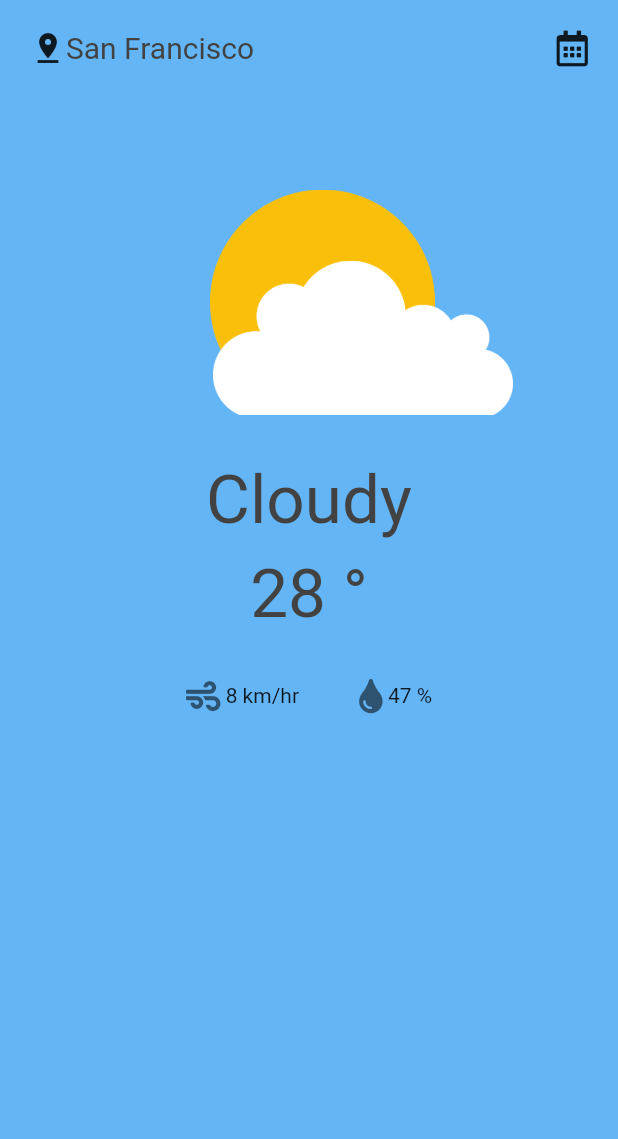
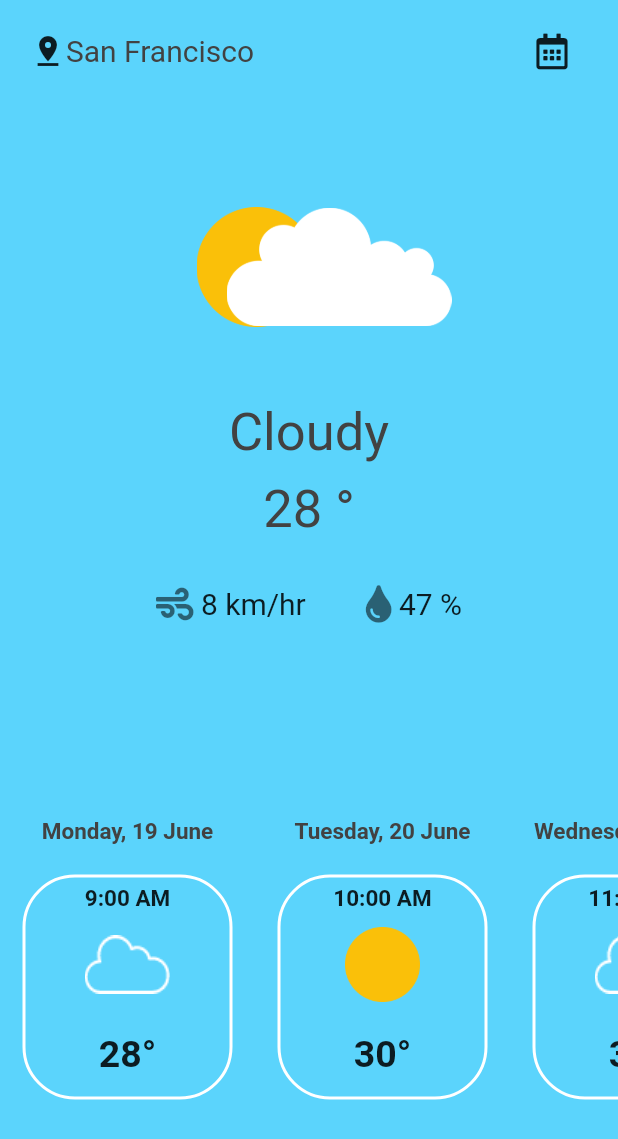
Before and after one commit to Moutasim02/weathr, a Flutter app: the screen it shows after launch, on a phone screen of 412 x 824 dp. Shown: the top 1139 px of the screen. Run offline on Flutter 3.47's test engine with Material 2 defaults, Android fonts, the phone set to English and light mode, and no system bars; our stand-ins replace font_awesome_flutter, page_transition.

Commit message:
New screen + bottom listview added

```diff
--- a/lib/main.dart
+++ b/lib/main.dart
@@ -1,5 +1,6 @@
 import 'package:flutter/material.dart';
 import 'package:weathr/screens/home.dart';
+import 'package:weathr/screens/weather_details.dart';
 
 void main() => runApp(const MyApp());
 
--- a/lib/screens/home.dart
+++ b/lib/screens/home.dart
@@ -1,6 +1,12 @@
+import 'package:flutter/cupertino.dart';
 import 'package:flutter/material.dart';
-import 'package:weathr/widgets/cloudy.dart';
 import 'package:font_awesome_flutter/font_awesome_flutter.dart';
+import 'package:page_transition/page_transition.dart';
+import 'package:weathr/screens/weather_details.dart';
+import 'package:weathr/widgets/slide_tile.dart';
+import 'package:weathr/widgets/weather_central.dart';
+
+import '../constant.dart';
 
 class Home extends StatefulWidget {
   static String id = 'home';
@@ -14,22 +20,23 @@ class _HomeState extends State<Home> {
   @override
   Widget build(BuildContext context) {
     return Scaffold(
-      backgroundColor: Colors.blue[300],
+      backgroundColor: const Color(0xff5BD4FC),
       body: SafeArea(
-        child: Padding(
-          padding: const EdgeInsets.all(20.0),
+        child: SingleChildScrollView(
+          physics: const NeverScrollableScrollPhysics(),
           child: Column(
+            mainAxisAlignment: MainAxisAlignment.center,
             crossAxisAlignment: CrossAxisAlignment.center,
             children: <Widget>[
-              Row(
+              Padding(
+                padding: const EdgeInsets.symmetric(
+                  horizontal: 20.0,
+                  vertical: 10,
+                ),
+                child: Row(
                   children: [
-                  Column(
-                    crossAxisAlignment: CrossAxisAlignment.center,
-                    children: const [
-                      Icon(
+                    const Icon(
                       Icons.pin_drop,
-                      ),
-                    ],
                     ),
                     Text(
                       'San Francisco',
@@ -39,66 +46,57 @@ class _HomeState extends State<Home> {
                       ),
                     ),
                     const Spacer(),
-                  const FaIcon(
+                    IconButton(
+                      splashColor: Colors.indigoAccent,
+                      icon: const FaIcon(
                         FontAwesomeIcons.calendarAlt,
+                      ),
+                      onPressed: () {
+                        weatherDetailsCityName = 'San Fransisco';
+                        Navigator.push(
+                          context,
+                          PageTransition(
+                            type: PageTransitionType.rightToLeft,
+                            child: const WeatherDetails(),
+                          ),
+                        );
+                      },
                     ),
                   ],
                 ),
-              SizedBox(height: MediaQuery.of(context).size.height * 0.1),
-              const Center(child: CloudyIconWidget()),
+              ),
+              const SizedBox(height: 70),
+              const WeatherCentral(),
               const SizedBox(
-                height: 30,
-              ),
-              Column(
-                children: [
-                  Text(
-                    'Cloudy',
-                    style: TextStyle(
-                      color: Colors.grey[800],
-                      fontSize: 45,
-                    ),
-                  ),
-                  const SizedBox(
-                    height: 10,
-                  ),
-                  Text(
-                    '28 °',
-                    style: TextStyle(
-                      color: Colors.grey[800],
-                      fontSize: 45,
-                    ),
-                  ),
-                  const SizedBox(
-                    height: 30,
-                  ),
-                  Row(
-                    mainAxisAlignment: MainAxisAlignment.center,
-                    children: const [
-                      FaIcon(
-                        FontAwesomeIcons.wind,
-                        color: Colors.black54,
-                        size: 23,
-                      ),
-                      Text(
-                        ' 8 km/hr',
-                        style: TextStyle(),
+                height: 130,
               ),
               SizedBox(
-                        width: 40,
+                height: 300,
+                child: ListView(
+                  scrollDirection: Axis.horizontal,
+                  physics: const BouncingScrollPhysics(),
+                  children: [
+                    SlideTile(
+                      dayAndDate: 'Monday, 19 June',
+                      time: '9:00 AM',
+                      temp: 28,
+                      weatherCode: 800,
                     ),
-                      FaIcon(
-                        FontAwesomeIcons.tint,
-                        color: Colors.black54,
-                        size: 23,
+                    SlideTile(
+                      dayAndDate: 'Tuesday, 20 June',
+                      time: '10:00 AM',
+                      temp: 30,
+                      weatherCode: 100,
                     ),
-                      Text(
-                        ' 47 %',
-                        style: TextStyle(),
+                    SlideTile(
+                      dayAndDate: 'Wednesday, 21 June',
+                      time: '11:00 AM',
+                      temp: 35,
+                      weatherCode: 800,
                     ),
                   ],
+                ),
               )
-                ],
-              ),
             ],
           ),
         ),
--- a/lib/widgets/cloudy.dart
+++ b/lib/widgets/cloudy_icon_widget.dart
@@ -8,25 +8,25 @@ class CloudyIconWidget extends StatelessWidget {
       // width: MediaQuery.of(context).size.width * 0.8,
       // height: MediaQuery.of(context).size.height * 0.25,
       /// to ensure proper size, for now
-      width: 400,
-      height: 150,
+      width: 370,
+      height: 120,
       child: Stack(
         children: [
           Positioned(
             child: SizedBox(
               child: Image.asset('assets/sun.png'),
-              height: 150,
-              width: 150,
+              height: 80,
+              width: 80,
             ),
-            left: 120,
+            left: 110,
           ),
           Positioned(
             child: SizedBox(
               child: Image.asset('assets/cloud.png'),
-              height: 200,
-              width: 200,
+              height: 80,
+              width: 150,
             ),
-            right: 50,
+            right: 90,
           )
         ],
       ),
--- /dev/null
+++ b/lib/widgets/slide_tile.dart
@@ -0,0 +1,126 @@
+import 'dart:ui';
+
+import 'package:flutter/cupertino.dart';
+import 'package:flutter/material.dart';
+import 'package:flutter/painting.dart';
+
+// main tile, accommodates the day and date on top
+
+class SlideTile extends StatelessWidget {
+  SlideTile({
+    Key? key,
+    required this.dayAndDate,
+    required this.time,
+    required this.temp,
+    required this.weatherCode,
+  }) : super(key: key);
+
+  String dayAndDate;
+  String time;
+  int weatherCode;
+  int temp;
+
+  String processWeatherType(int weatherCode) {
+    if (weatherCode == 700) {
+      return 'assets/rainy.png';
+    } else if (weatherCode == 800) {
+      return 'assets/cloud_outline.png';
+    } else {
+      return 'assets/sun.png';
+    }
+  }
+
+  @override
+  Widget build(BuildContext context) {
+    return Padding(
+      padding: const EdgeInsets.symmetric(horizontal: 15.0),
+      child: SizedBox(
+        height: 180,
+        child: Column(
+          children: [
+            Text(
+              dayAndDate,
+              style: TextStyle(
+                fontSize: 15,
+                color: Colors.grey[800],
+                fontWeight: FontWeight.bold,
+              ),
+            ),
+            const SizedBox(
+              height: 20,
+            ),
+            ContainerTile(
+              time: time,
+              pathOfAsset: processWeatherType(weatherCode),
+              temp: temp.toString(),
+            ),
+          ],
+        ),
+      ),
+    );
+  }
+}
+
+// the container within the container, with some box decoration
+class ContainerTile extends StatelessWidget {
+  ContainerTile({
+    Key? key,
+    required this.time,
+    required this.pathOfAsset,
+    required this.temp,
+  }) : super(key: key);
+
+  String time;
+  String pathOfAsset;
+  String temp;
+
+  @override
+  Widget build(BuildContext context) {
+    return Container(
+      height: 150,
+      width: 140,
+      decoration: BoxDecoration(
+        border: Border.all(
+          color: Colors.white,
+          width: 2,
+        ),
+        borderRadius: BorderRadius.circular(35),
+      ),
+      child: Padding(
+        padding: const EdgeInsets.symmetric(
+          horizontal: 15.0,
+          vertical: 5,
+        ),
+        child: Column(
+          children: [
+            Text(
+              time,
+              style: const TextStyle(
+                fontSize: 15,
+                fontWeight: FontWeight.w700,
+              ),
+            ),
+            const SizedBox(height: 10),
+            SizedBox(
+              height: 50,
+              child: Image.asset(
+                pathOfAsset,
+              ),
+            ),
+            const SizedBox(
+              height: 20,
+            ),
+            Text(
+              temp + '°',
+              textAlign: TextAlign.center,
+              style: const TextStyle(
+                fontWeight: FontWeight.w700,
+                fontSize: 25,
+              ),
+            ),
+          ],
+        ),
+      ),
+    );
+  }
+}
--- /dev/null
+++ b/lib/widgets/weather_central.dart
@@ -0,0 +1,72 @@
+import 'package:flutter/material.dart';
+import 'package:font_awesome_flutter/font_awesome_flutter.dart';
+
+import 'cloudy_icon_widget.dart';
+
+class WeatherCentral extends StatelessWidget {
+  const WeatherCentral({Key? key}) : super(key: key);
+
+  @override
+  Widget build(BuildContext context) {
+    return Column(
+      children: [
+        const Center(
+          child: CloudyIconWidget(),
+        ),
+        const SizedBox(
+          height: 10,
+        ),
+        Text(
+          'Cloudy',
+          style: TextStyle(
+            color: Colors.grey[800],
+            fontSize: 35,
+          ),
+        ),
+        const SizedBox(
+          height: 10,
+        ),
+        Text(
+          '28 °',
+          style: TextStyle(
+            color: Colors.grey[800],
+            fontSize: 35,
+          ),
+        ),
+        const SizedBox(
+          height: 30,
+        ),
+        Row(
+          mainAxisAlignment: MainAxisAlignment.center,
+          children: const [
+            FaIcon(
+              FontAwesomeIcons.wind,
+              color: Colors.black54,
+              size: 25,
+            ),
+            Text(
+              ' 8 km/hr',
+              style: TextStyle(
+                fontSize: 20,
+              ),
+            ),
+            SizedBox(
+              width: 40,
+            ),
+            FaIcon(
+              FontAwesomeIcons.tint,
+              color: Colors.black54,
+              size: 25,
+            ),
+            Text(
+              ' 47 %',
+              style: TextStyle(
+                fontSize: 20,
+              ),
+            ),
+          ],
+        ),
+      ],
+    );
+  }
+}
--- a/pubspec.yaml
+++ b/pubspec.yaml
@@ -34,6 +34,7 @@ dependencies:
   # Use with the CupertinoIcons class for iOS style icons.
   cupertino_icons: ^1.0.2
   font_awesome_flutter: ^9.1.0
+  page_transition: ^2.0.2
 
 dev_dependencies:
   flutter_test:
```
Also changed, not shown: lib/constant.dart (added, +29 -0 lines), lib/screens/weather_details.dart (added, +124 -0 lines), pubspec.lock. Lines whose indentation alone changed are shown as unchanged.
